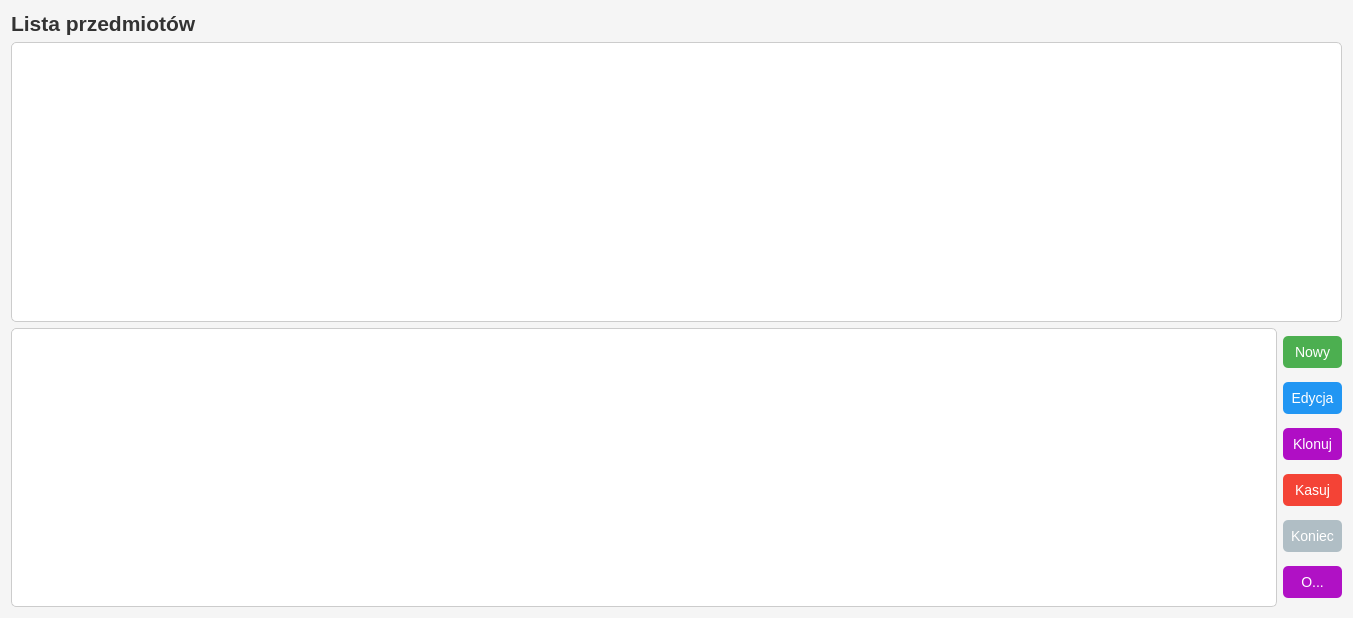
Old version of the form itemList.ui in the repository arekbr/Inwentaryzacja.
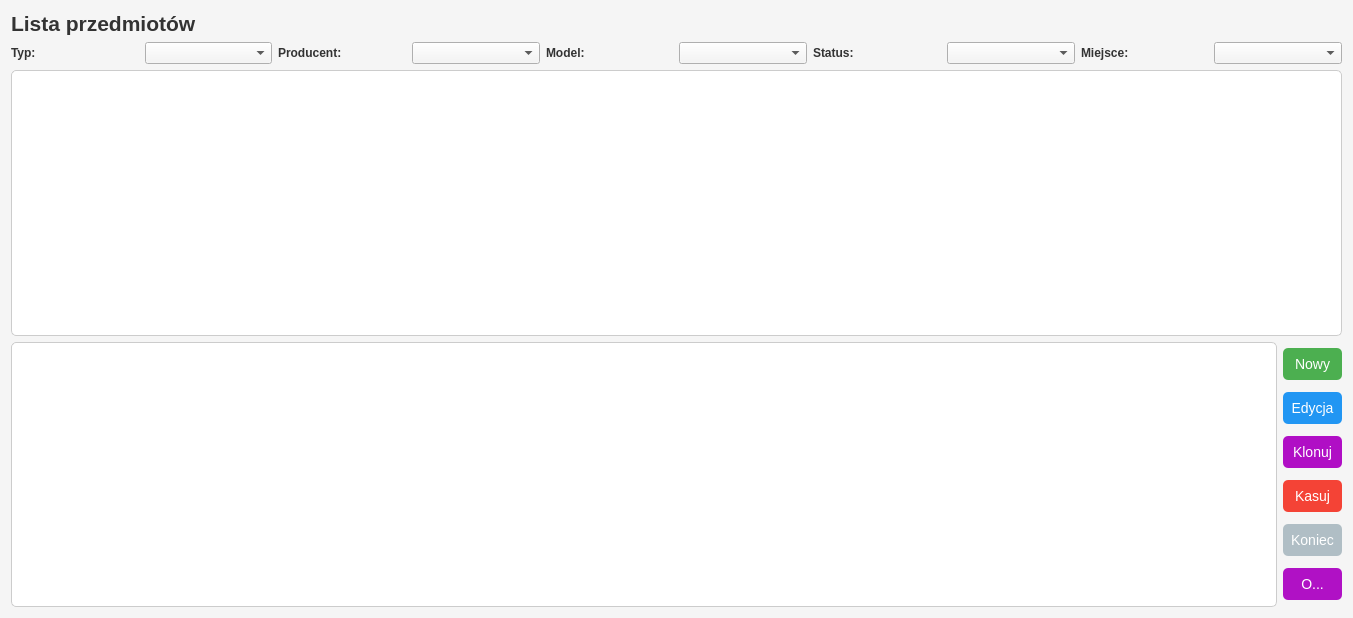
New version of the form.

Diff of the .ui file:
```diff
--- a/itemList.ui
+++ b/itemList.ui
@@ -99,6 +99,51 @@
      </property>
     </widget>
    </item>
+   <!-- Filtry -->
+   <item>
+    <layout class="QHBoxLayout" name="filterLayout">
+     <item>
+      <widget class="QLabel" name="labelFilterType">
+       <property name="text"><string>Typ:</string></property>
+      </widget>
+     </item>
+     <item>
+      <widget class="QComboBox" name="filterTypeComboBox"/>
+     </item>
+     <item>
+      <widget class="QLabel" name="labelFilterVendor">
+       <property name="text"><string>Producent:</string></property>
+      </widget>
+     </item>
+     <item>
+      <widget class="QComboBox" name="filterVendorComboBox"/>
+     </item>
+     <item>
+      <widget class="QLabel" name="labelFilterModel">
+       <property name="text"><string>Model:</string></property>
+      </widget>
+     </item>
+     <item>
+      <widget class="QComboBox" name="filterModelComboBox"/>
+     </item>
+     <item>
+      <widget class="QLabel" name="labelFilterStatus">
+       <property name="text"><string>Status:</string></property>
+      </widget>
+     </item>
+     <item>
+      <widget class="QComboBox" name="filterStatusComboBox"/>
+     </item>
+     <item>
+      <widget class="QLabel" name="labelFilterStorage">
+       <property name="text"><string>Miejsce:</string></property>
+      </widget>
+     </item>
+     <item>
+      <widget class="QComboBox" name="filterStorageComboBox"/>
+     </item>
+    </layout>
+   </item>
    <item>
     <widget class="QTableView" name="itemList_tableView"/>
    </item>
```
Left out of the diff: 30 changed lines with no effect on the pictures.
